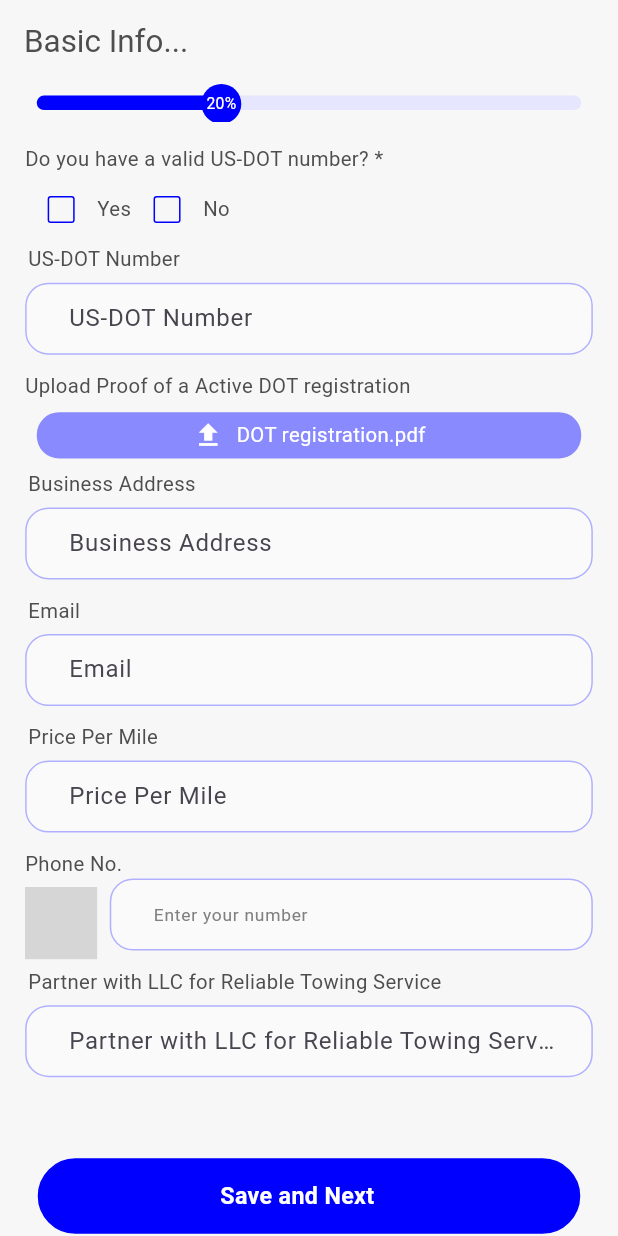
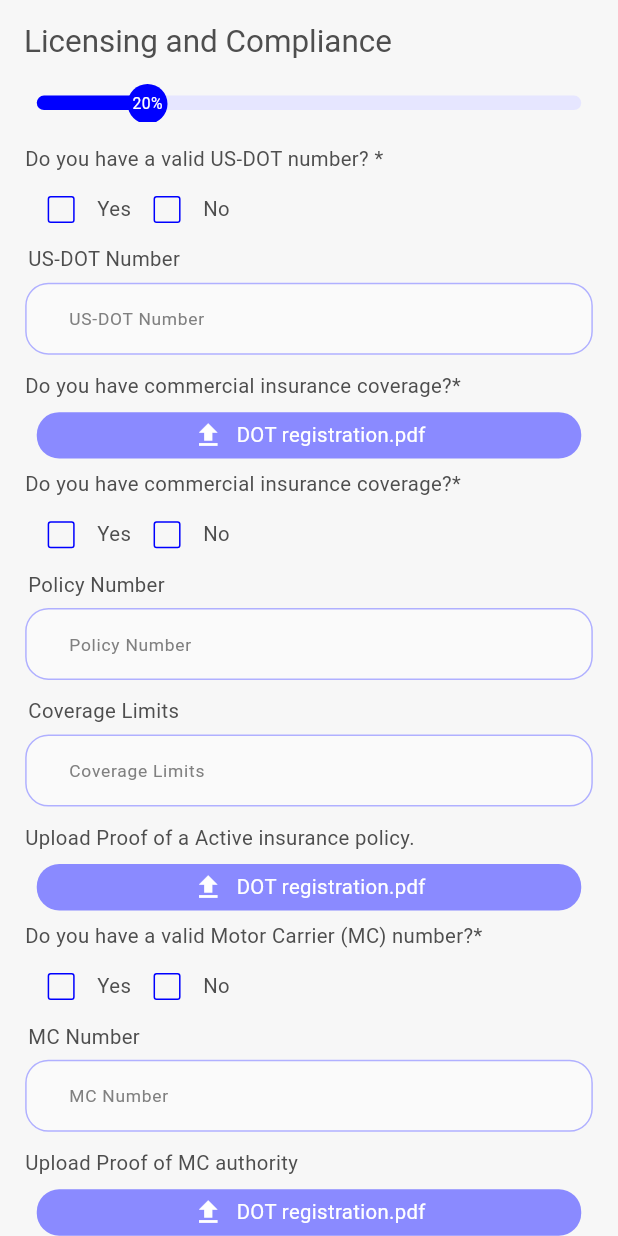
Before and after one commit to bdCalling-Sdt-hub/Auto-revive, a Flutter app: the LicensingAndComplianceScreen screen opened by its route, on a phone screen of 412 x 824 dp. Run offline on Flutter 3.47's test engine with Material 3 defaults, Android fonts, the phone set to English and light mode, and no system bars; our stand-ins replace cached_network_image, flutter_screenutil, flutter_svg, go_router, image_picker, lottie and 3 more; missing offline and left inert: country_pickers; Roboto replaces fonts that are missing (Nova); grey boxes are pictures that could not be loaded.

Commit message:
auth ui in progress

```diff
--- a/lib/core/config/app_routes/app_routes.dart
+++ b/lib/core/config/app_routes/app_routes.dart
@@ -6,6 +6,7 @@ import 'package:autorevive/pregentaitions/screens/splash_screen/splash_screen.da
 import 'package:autorevive/pregentaitions/tow_truck_section/screens/auth/basic_info_screen.dart';
 import 'package:autorevive/pregentaitions/tow_truck_section/screens/auth/company_information_screen.dart';
 import 'package:autorevive/pregentaitions/tow_truck_section/screens/auth/licensing_and_ompliance_screen.dart';
+import 'package:autorevive/pregentaitions/tow_truck_section/screens/auth/vehicle_equipment_screen.dart';
 import 'package:flutter/material.dart';
 import 'package:go_router/go_router.dart';
 
@@ -31,6 +32,7 @@ class AppRoutes {
   static const String companyInformationScreen = "/companyInformationScreen";
   static const String licensingAndComplianceScreen = "/licensingAndComplianceScreen";
   static const String customerMechanicScreen = "/CustomerMechanicScreen";
+  static const String vehicleEquipmentScreen = "/vehicleEquipmentScreen";
 
   static final GoRouter goRouter = GoRouter(
     initialLocation: splashScreen,
@@ -165,6 +167,15 @@ class AppRoutes {
       ),
 
 
+      ///<<<=============>>> CUSTOMER MECHANIC SCREEN <<<===============>>>
+
+      GoRoute(
+        path: vehicleEquipmentScreen,
+        name: vehicleEquipmentScreen,
+        pageBuilder: (context, state) =>  _customTransitionPage(VehicleEquipmentScreen(), state),
+      ),
+
+
 
 
     ]
--- a/lib/pregentaitions/tow_truck_section/screens/auth/company_information_screen.dart
+++ b/lib/pregentaitions/tow_truck_section/screens/auth/company_information_screen.dart
@@ -35,7 +35,7 @@ class _CompanyInformationScreenState extends State<CompanyInformationScreen> {
       appBar: AppBar(
           centerTitle: false,
           title: CustomText(
-            text: "Basic Info...",
+            text: "Company Information",
             fontsize: 20.sp,
           )),
       body: SingleChildScrollView(
@@ -43,7 +43,7 @@ class _CompanyInformationScreenState extends State<CompanyInformationScreen> {
           crossAxisAlignment: CrossAxisAlignment.start,
           children: [
             const CustomLinearIndicator(
-              progressValue: 0.16,
+              progressValue: 0.1,
             ),
             SizedBox(height: 16.h),
             CustomTextField(
--- a/lib/pregentaitions/tow_truck_section/screens/auth/licensing_and_ompliance_screen.dart
+++ b/lib/pregentaitions/tow_truck_section/screens/auth/licensing_and_ompliance_screen.dart
@@ -6,8 +6,6 @@ import 'package:autorevive/pregentaitions/widgets/custom_scaffold.dart';
 import 'package:autorevive/pregentaitions/widgets/custom_text.dart';
 import 'package:autorevive/pregentaitions/widgets/custom_text_field.dart';
 import 'package:autorevive/pregentaitions/widgets/custom_upload_button.dart';
-import 'package:country_pickers/country.dart';
-import 'package:country_pickers/country_pickers.dart';
 import 'package:flutter/material.dart';
 import 'package:flutter_screenutil/flutter_screenutil.dart';
 import 'package:go_router/go_router.dart';
@@ -20,16 +18,15 @@ class LicensingAndComplianceScreen extends StatefulWidget {
       _LicensingAndComplianceScreenState();
 }
 
-class _LicensingAndComplianceScreenState
-    extends State<LicensingAndComplianceScreen> {
-  final TextEditingController _nameTEController = TextEditingController();
-  final TextEditingController _addressTEController = TextEditingController();
-  final TextEditingController _emailTEController = TextEditingController();
-  final TextEditingController _priceTEController = TextEditingController();
-  final TextEditingController _phoneTEController = TextEditingController();
-  final TextEditingController _lLCTEController = TextEditingController();
+class _LicensingAndComplianceScreenState extends State<LicensingAndComplianceScreen> {
+  final TextEditingController _uSDOTNumberTEController = TextEditingController();
+  final TextEditingController _policyNumberTEController = TextEditingController();
+  final TextEditingController _coverageLimitsTEController = TextEditingController();
+  final TextEditingController _mCNumberTEController = TextEditingController();
 
   bool? validUSDOTNumber;
+  bool? coverageNumber;
+  bool? mCNumber;
 
   @override
   Widget build(BuildContext context) {
@@ -37,7 +34,7 @@ class _LicensingAndComplianceScreenState
       appBar: AppBar(
           centerTitle: false,
           title: CustomText(
-            text: "Basic Info...",
+            text: "Licensing and Compliance",
             fontsize: 20.sp,
           )),
       body: SingleChildScrollView(
@@ -45,13 +42,11 @@ class _LicensingAndComplianceScreenState
           crossAxisAlignment: CrossAxisAlignment.start,
           children: [
             const CustomLinearIndicator(
-              progressValue: 0.33,
+              progressValue: 0.2,
             ),
             SizedBox(height: 16.h),
-            CustomText(
-              text: 'Do you have a valid US-DOT number? *',
-            ),
             CustomChecked(
+              title: 'Do you have a valid US-DOT number? *',
               selected: validUSDOTNumber,
               onChanged: (val) {
                 setState(() {
@@ -60,61 +55,67 @@ class _LicensingAndComplianceScreenState
               },
             ),
             CustomTextField(
-              controller: _nameTEController,
+              controller: _uSDOTNumberTEController,
               labelText: 'US-DOT Number',
               hintText: 'US-DOT Number',
             ),
             CustomUploadButton(
-              topLabel: 'Upload Proof of a Active DOT registration',
+              topLabel: 'Do you have commercial insurance coverage?*',
               title: 'DOT registration.pdf',
               icon: Icons.upload,
               onTap: () {},
             ),
-            CustomTextField(
-              controller: _addressTEController,
-              labelText: 'Business Address',
-              hintText: 'USA, New York',
+            CustomChecked(
+              title: 'Do you have commercial insurance coverage?*',
+              selected: coverageNumber,
+              onChanged: (val) {
+                setState(() {
+                  coverageNumber = val;
+                });
+              },
             ),
             CustomTextField(
-              controller: _emailTEController,
-              labelText: 'Email',
-              hintText: 'Enter your email',
+              controller: _policyNumberTEController,
+              labelText: 'Policy Number',
+              hintText: 'Policy Number',
             ),
             CustomTextField(
-              controller: _priceTEController,
-              labelText: 'Price Per Mile',
-              hintText: 'Enter your price',
+              controller: _coverageLimitsTEController,
+              labelText: 'Coverage Limits',
+              hintText: 'Coverage Limits',
             ),
-            CustomText(text: 'Phone No.'),
-            Row(
-              children: [
-                CountryPickerDropdown(
-                  initialValue: 'US',
-                  itemBuilder: _buildDropdownItem,
-                  onValuePicked: (Country country) {
-                    print("${country.name} +${country.phoneCode}");
-                  },
-                ),
-                SizedBox(width: 8.w),
-                Expanded(
-                  child: CustomTextField(
-                    controller: _phoneTEController,
-                    hintText: 'Enter your number',
-                  ),
-                ),
-              ],
+            CustomUploadButton(
+              topLabel: 'Upload Proof of a Active insurance policy.',
+              title: 'Insurance-policy.pdf',
+              icon: Icons.upload,
+              onTap: () {},
+            ),
+            CustomChecked(
+              title: 'Do you have a valid Motor Carrier (MC) number?*',
+              selected: mCNumber,
+              onChanged: (val) {
+                setState(() {
+                  mCNumber = val;
+                });
+              },
             ),
             CustomTextField(
-              controller: _lLCTEController,
-              labelText: 'Partner with LLC for Reliable Towing Service',
-              hintText: 'David William LLC',
+              controller: _mCNumberTEController,
+              labelText: 'MC Number',
+              hintText: 'MC Number',
+            ),
+            CustomUploadButton(
+              topLabel: 'Upload Proof of MC authority',
+              title: 'mc.pdf',
+              icon: Icons.upload,
+              onTap: () {},
             ),
             SizedBox(height: 44.h),
             Center(
                 child: CustomButton(
                     title: 'Save and Next',
                     onpress: () {
-                      context.pushNamed(AppRoutes.companyInformationScreen);
+                      context.pushNamed(AppRoutes.vehicleEquipmentScreen);
                     })),
             SizedBox(height: 24.h),
           ],
@@ -122,12 +123,4 @@ class _LicensingAndComplianceScreenState
       ),
     );
   }
-
-  Widget _buildDropdownItem(Country country) => Row(
-        children: <Widget>[
-          CountryPickerUtils.getDefaultFlagImage(country),
-          SizedBox(width: 8.0.w),
-          Text("+${country.phoneCode}"),
-        ],
-      );
 }
--- a/lib/pregentaitions/widgets/CustomChecked.dart
+++ b/lib/pregentaitions/widgets/CustomChecked.dart
@@ -4,14 +4,22 @@ import 'package:flutter/material.dart';
 
 class CustomChecked extends StatelessWidget {
   const CustomChecked(
-      {super.key, required this.selected, required this.onChanged});
+      {super.key, required this.selected, required this.onChanged, this.title});
 
   final bool? selected;
+  final String? title;
   final ValueChanged<bool?> onChanged;
 
   @override
   Widget build(BuildContext context) {
-    return Row(
+    return Column(
+      crossAxisAlignment: CrossAxisAlignment.start,
+      children: [
+        if(title != null)
+        CustomText(
+          text: title ?? '',
+        ),
+        Row(
           children: [
             Checkbox(
               side: const BorderSide(color: AppColors.primaryColor),
@@ -28,6 +36,8 @@ class CustomChecked extends StatelessWidget {
             ),
             CustomText(text: 'No'),
           ],
+        ),
+      ],
     );
   }
 }
--- a/lib/pregentaitions/widgets/custom_linear_indicator.dart
+++ b/lib/pregentaitions/widgets/custom_linear_indicator.dart
@@ -42,7 +42,7 @@ class CustomLinearIndicator extends StatelessWidget {
                 color: Colors.white,
                 text: label != null
                     ? '${label!.toStringAsFixed(0)}%'
-                    : '${(progressValue * 60).toStringAsFixed(0)}%',
+                    : '${(progressValue * 100).toStringAsFixed(0)}%',
               ),
             ),
           ),
--- a/lib/pregentaitions/widgets/custom_text_field.dart
+++ b/lib/pregentaitions/widgets/custom_text_field.dart
@@ -129,7 +129,6 @@ class _CustomTextFieldState extends State<CustomTextField> {
             )
                 : widget.suffixIcon,
             prefixIconConstraints: BoxConstraints(minHeight: 24.w, minWidth: 24.w),
-            labelText: widget.labelText,
             hintText: widget.hintText,
             hintStyle: TextStyle(color: widget.hintextColor ?? AppColors.textColor808080, fontSize: widget.hintextSize ?? 12.h,fontWeight: FontWeight.w400),
             focusedBorder: focusedBorder(),
```
Also changed, not shown: lib/pregentaitions/tow_truck_section/screens/auth/vehicle_equipment_screen.dart (added, +159 -0 lines), lib/pregentaitions/widgets/custom_popup_menu.dart (added, +38 -0 lines), pubspec.lock, 4 other files. Lines whose indentation alone changed are shown as unchanged.
